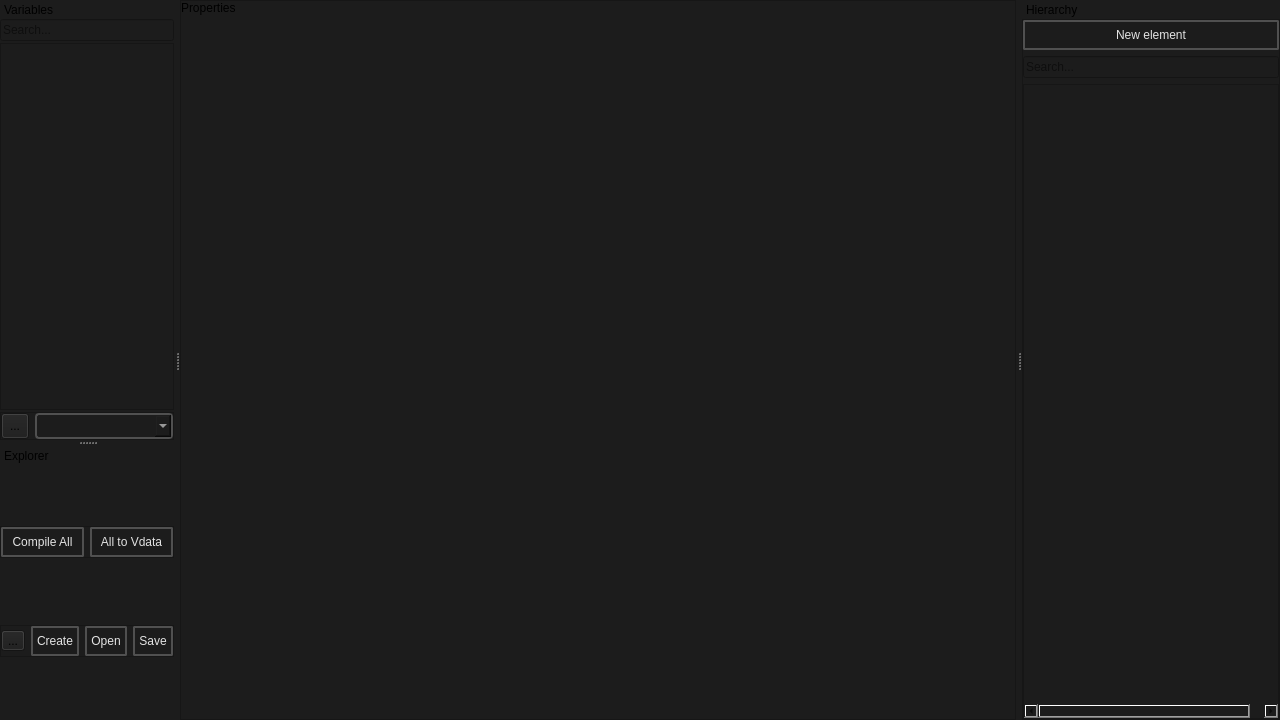
The window that smartprop_editor/main.ui (dertwist/Hammer5Tools) describes before a commit, drawn with Qt 5.
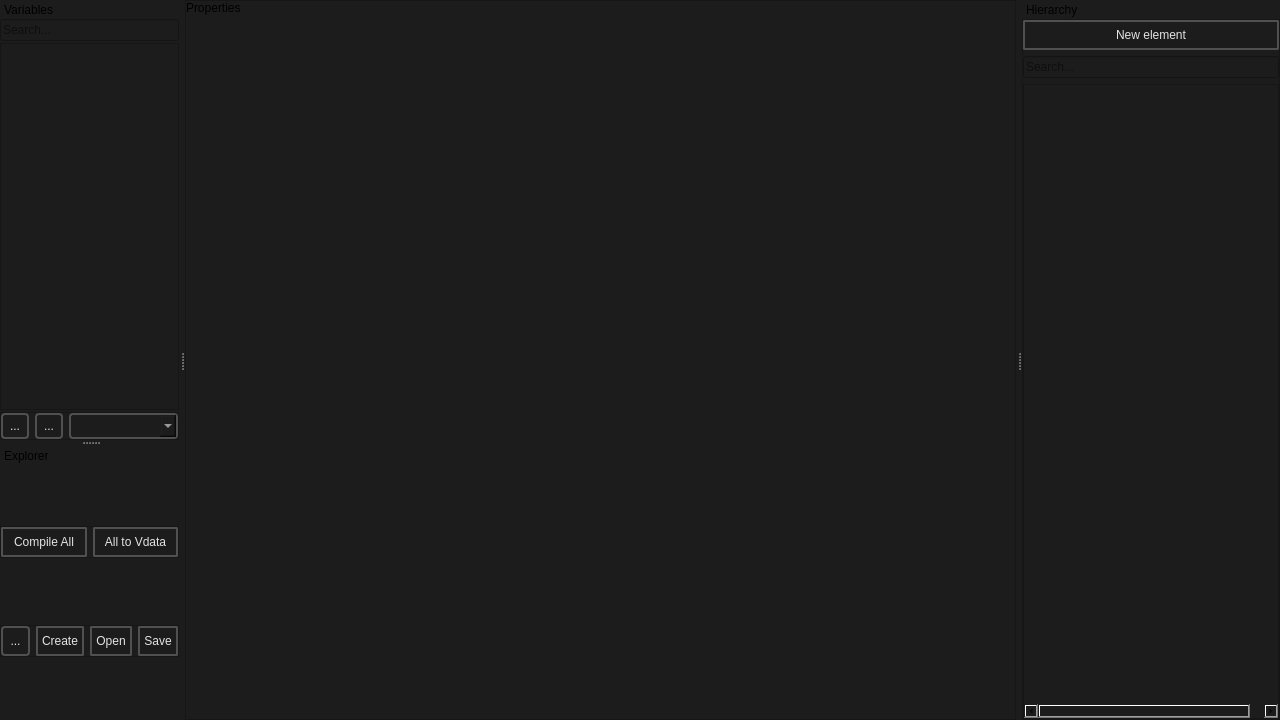
The same window after the commit. Icons and pictures are not drawn.

Patch:
```diff
--- a/smartprop_editor/main.ui
+++ b/smartprop_editor/main.ui
@@ -99,7 +99,7 @@
            <rect>
             <x>0</x>
             <y>0</y>
-            <width>775</width>
+            <width>770</width>
             <height>702</height>
            </rect>
           </property>
@@ -372,7 +372,7 @@
          <rect>
           <x>0</x>
           <y>0</y>
-          <width>241</width>
+          <width>246</width>
           <height>354</height>
          </rect>
         </property>
@@ -449,6 +449,58 @@
         <property name="bottomMargin">
          <number>0</number>
         </property>
+        <item>
+         <widget class="QToolButton" name="paste_variable_button">
+          <property name="maximumSize">
+           <size>
+            <width>28</width>
+            <height>28</height>
+           </size>
+          </property>
+          <property name="toolTip">
+           <string>&lt;html&gt;&lt;head/&gt;&lt;body&gt;&lt;p&gt;Paste variable&lt;/p&gt;&lt;/body&gt;&lt;/html&gt;</string>
+          </property>
+          <property name="styleSheet">
+           <string notr="true">QToolButton {
+
+    font: 700 10pt &quot;Segoe UI&quot;;
+    border: 2px solid black;
+    border-radius: 4px;
+    border-color: rgba(80, 80, 80, 255);
+    height:18px;
+    padding: 3px;
+    color: #E3E3E3;
+    background-color: #1C1C1C;
+}
+QToolButton:hover {
+    background-color: #414956;
+    color: white;
+}
+QToolButton:pressed {
+    background-color: red;
+    background-color: #1C1C1C;
+    margin: 1 px;
+    margin-left: 2px;
+    margin-right: 2px;
+    font: 580 9pt &quot;Segoe UI&quot;;
+
+}</string>
+          </property>
+          <property name="text">
+           <string>...</string>
+          </property>
+          <property name="icon">
+           <iconset resource="../resources.qrc">
+            <normaloff>:/icons/content_paste_24dp_9D9D9D_FILL0_wght400_GRAD0_opsz24.svg</normaloff>:/icons/content_paste_24dp_9D9D9D_FILL0_wght400_GRAD0_opsz24.svg</iconset>
+          </property>
+          <property name="iconSize">
+           <size>
+            <width>20</width>
+            <height>20</height>
+           </size>
+          </property>
+         </widget>
+        </item>
         <item>
          <widget class="QToolButton" name="add_new_variable_button">
           <property name="maximumSize">
@@ -457,6 +509,35 @@
             <height>28</height>
            </size>
           </property>
+          <property name="toolTip">
+           <string>&lt;html&gt;&lt;head/&gt;&lt;body&gt;&lt;p&gt;Create variable&lt;/p&gt;&lt;/body&gt;&lt;/html&gt;</string>
+          </property>
+          <property name="styleSheet">
+           <string notr="true">QToolButton {
+
+    font: 700 10pt &quot;Segoe UI&quot;;
+    border: 2px solid black;
+    border-radius: 4px;
+    border-color: rgba(80, 80, 80, 255);
+    height:18px;
+    padding: 3px;
+    color: #E3E3E3;
+    background-color: #1C1C1C;
+}
+QToolButton:hover {
+    background-color: #414956;
+    color: white;
+}
+QToolButton:pressed {
+    background-color: red;
+    background-color: #1C1C1C;
+    margin: 1 px;
+    margin-left: 2px;
+    margin-right: 2px;
+    font: 580 9pt &quot;Segoe UI&quot;;
+
+}</string>
+          </property>
           <property name="text">
            <string>...</string>
           </property>
@@ -466,8 +547,8 @@
           </property>
           <property name="iconSize">
            <size>
-            <width>16</width>
-            <height>16</height>
+            <width>20</width>
+            <height>20</height>
            </size>
           </property>
          </widget>
@@ -841,6 +922,32 @@
         </property>
         <item>
          <widget class="QToolButton" name="new_file_options_button">
+          <property name="styleSheet">
+           <string notr="true">QToolButton {
+
+    font: 700 10pt &quot;Segoe UI&quot;;
+    border: 2px solid black;
+    border-radius: 4px;
+    border-color: rgba(80, 80, 80, 255);
+    height:18px;
+    padding: 3px;
+    color: #E3E3E3;
+    background-color: #1C1C1C;
+}
+QToolButton:hover {
+    background-color: #414956;
+    color: white;
+}
+QToolButton:pressed {
+    background-color: red;
+    background-color: #1C1C1C;
+    margin: 1 px;
+    margin-left: 2px;
+    margin-right: 2px;
+    font: 580 9pt &quot;Segoe UI&quot;;
+
+}</string>
+          </property>
           <property name="text">
            <string>...</string>
           </property>
```
Left out of the diff: 6 changed lines with no effect on the pictures.
